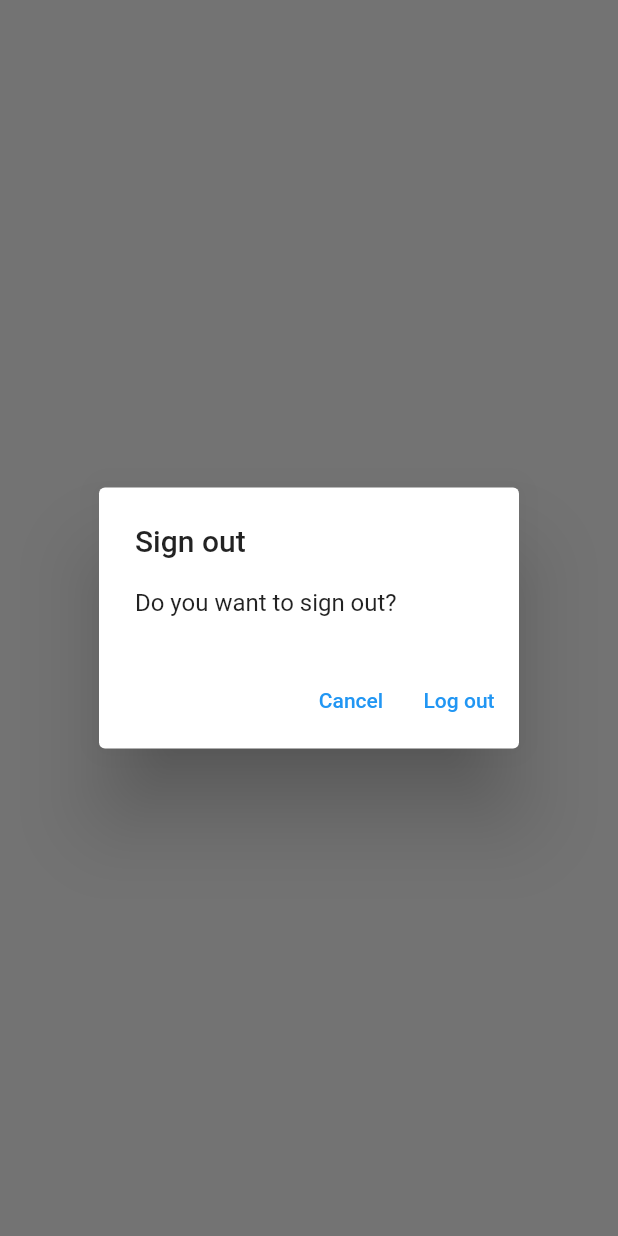
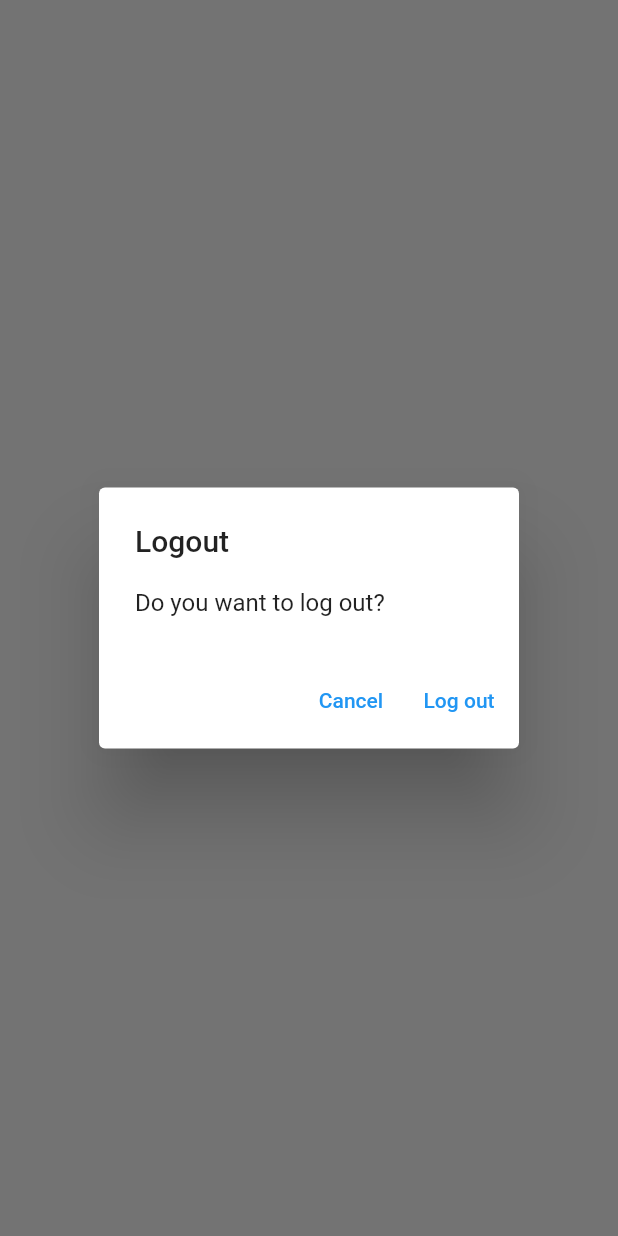
Before and after one commit to tomson611/notes, a Flutter app: what showLogOutDialog() shows on an empty page, opened directly, on a phone screen of 412 x 824 dp. Run offline on Flutter 3.47's test engine with Material 2 defaults, Android fonts, the phone set to English and light mode, and no system bars; our stand-ins replace firebase_auth, firebase_core; accounts and stored records are empty; generated files the repository leaves out were written again.

Commit message:
Fix logout spelling

```diff
--- a/lib/main.dart
+++ b/lib/main.dart
@@ -91,7 +91,7 @@ class _NotesViewState extends State<NotesView> {
               return [
                 const PopupMenuItem<MenuAction>(
                   value: MenuAction.logout,
-                  child: Text('Log out'),
+                  child: Text('Logout'),
                 ),
               ];
             },
@@ -108,8 +108,8 @@ Future<bool> showLogOutDialog(BuildContext context) {
     context: context,
     builder: (context) {
       return AlertDialog(
-        title: const Text('Sign out'),
-        content: const Text('Do you want to sign out?'),
+        title: const Text('Logout'),
+        content: const Text('Do you want to log out?'),
         actions: [
           TextButton(
             onPressed: () {
```
